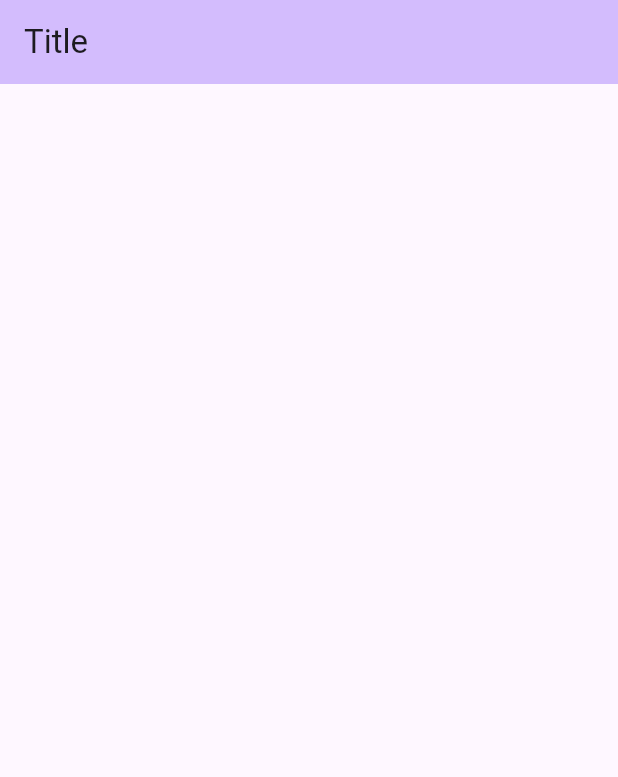
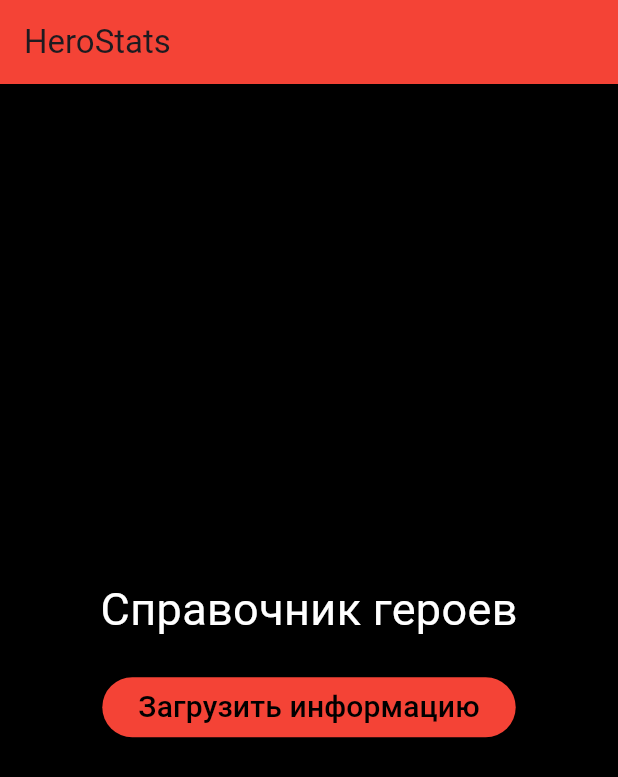
Before and after one commit to z1r3ael/lecture_5, a Flutter app: the screen it shows after launch, on a phone screen of 412 x 824 dp. Shown: the top 777 px of the screen. Run offline on Flutter 3.47's test engine with Material 2 defaults, Android fonts, the phone set to English and light mode, and no system bars; our stand-ins replace dio.

Commit message:
heroStats without cubit

```diff
--- /dev/null
+++ b/lib/data/model/hero_stats_dto.dart
@@ -0,0 +1,47 @@
+class HeroStatsDTO {
+  final int id;
+  final String name;
+  final String localizedName;
+  final String primaryAttr;
+  final String attackType;
+  final List<String> roles;
+  final String img;
+  final String icon;
+  final int baseHealth;
+  final dynamic baseHealthRegen;
+  final int baseMana;
+  final dynamic baseManaRegen;
+  final dynamic baseArmor;
+
+  HeroStatsDTO({
+    required this.id,
+    required this.name,
+    required this.localizedName,
+    required this.primaryAttr,
+    required this.attackType,
+    required this.roles,
+    required this.img,
+    required this.icon,
+    required this.baseHealth,
+    required this.baseHealthRegen,
+    required this.baseMana,
+    required this.baseManaRegen,
+    required this.baseArmor,
+  });
+
+  factory HeroStatsDTO.fromJson(Map<String, dynamic> json) => HeroStatsDTO(
+        id: json['id'] as int,
+        name: json['name'] as String,
+        localizedName: json['localized_name'] as String,
+        primaryAttr: json['primary_attr'] as String,
+        attackType: json['attack_type'] as String,
+        roles: (json['roles'] is List) ? (json['roles'] as List).map((e) => e as String).toList() : [],
+        img: json['img'] as String,
+        icon: json['icon'] as String,
+        baseHealth: json['base_health'] as int,
+        baseHealthRegen: json['base_health_regen'],
+        baseMana: json['base_mana'] as int,
+        baseManaRegen: json['base_mana_regen'],
+        baseArmor: json['base_armor'],
+      );
+}
--- /dev/null
+++ b/lib/data/repository/hero_stats_repository.dart
@@ -0,0 +1,25 @@
+import 'package:dio/dio.dart';
+import 'package:lecture_5/data/model/hero_stats_dto.dart';
+
+class HeroStatsRepository {
+  static const host = 'https://api.opendota.com';
+
+  final dio = Dio();
+
+  Future<List<HeroStatsDTO>?> getHeroStats() async {
+    final response = await dio.get('$host/api/heroStats');
+    final data = response.data as List<dynamic>;
+
+    final first = data.isNotEmpty ? data.first : null;
+
+    if (first == null) {
+      return null;
+    }
+
+    if (first is Map<String, dynamic>) {
+      return (data.cast<Map<String, dynamic>>()).map((e) =>HeroStatsDTO.fromJson(e)).toList();
+    }
+
+    return null;
+  }
+}
--- /dev/null
+++ b/lib/domain/model/hero_stats_model.dart
@@ -0,0 +1,50 @@
+import 'package:lecture_5/data/model/hero_stats_dto.dart';
+import 'package:lecture_5/data/repository/hero_stats_repository.dart';
+
+class HeroStatsModel {
+  final int id;
+  final String name;
+  final String localizedName;
+  final String primaryAttr;
+  final String attackType;
+  final List<String> roles;
+  final String img;
+  final String icon;
+  final int baseHealth;
+  final double baseHealthRegen;
+  final int baseMana;
+  final double baseManaRegen;
+  final double baseArmor;
+
+  HeroStatsModel({
+    required this.id,
+    required this.name,
+    required this.localizedName,
+    required this.primaryAttr,
+    required this.attackType,
+    required this.roles,
+    required this.img,
+    required this.icon,
+    required this.baseHealth,
+    required this.baseHealthRegen,
+    required this.baseMana,
+    required this.baseManaRegen,
+    required this.baseArmor,
+  });
+
+  factory HeroStatsModel.fromDto(HeroStatsDTO dto) => HeroStatsModel(
+        id: dto.id,
+        name: dto.name,
+        localizedName: dto.localizedName,
+        primaryAttr: dto.primaryAttr,
+        attackType: dto.attackType,
+        roles: dto.roles,
+        img: '${HeroStatsRepository.host}${dto.img}',
+        icon: '${HeroStatsRepository.host}${dto.icon}',
+        baseHealth: dto.baseHealth,
+        baseHealthRegen: (dto.baseHealthRegen is int) ? (dto.baseHealthRegen as int).toDouble() : dto.baseHealthRegen,
+        baseMana: dto.baseMana,
+        baseManaRegen: (dto.baseManaRegen is int) ? (dto.baseManaRegen as int).toDouble() : dto.baseManaRegen,
+        baseArmor: (dto.baseArmor is int) ? (dto.baseArmor as int).toDouble() : dto.baseArmor,
+      );
+}
--- /dev/null
+++ b/lib/domain/service/hero_stats_service.dart
@@ -0,0 +1,12 @@
+import 'package:lecture_5/data/repository/hero_stats_repository.dart';
+import 'package:lecture_5/domain/model/hero_stats_model.dart';
+
+class HeroStatsService {
+  final _repository = HeroStatsRepository();
+
+  Future<List<HeroStatsModel>> getHeroStats() async {
+    final list = await _repository.getHeroStats();
+    if (list == null) return [];
+    return list.map((e) => HeroStatsModel.fromDto(e)).toList();
+  }
+}
--- /dev/null
+++ b/lib/features/hero_stats/hero_stats_screen.dart
@@ -0,0 +1,146 @@
+import 'package:flutter/material.dart';
+import 'package:lecture_5/domain/model/hero_stats_model.dart';
+import 'package:lecture_5/domain/service/hero_stats_service.dart';
+
+class HeroStats extends StatefulWidget {
+  const HeroStats({super.key});
+
+  @override
+  State<HeroStats> createState() => _HeroStatsState();
+}
+
+class _HeroStatsState extends State<HeroStats> {
+  final _service = HeroStatsService();
+  List<HeroStatsModel>? _heroes;
+
+  @override
+  Widget build(BuildContext context) {
+    return Scaffold(
+      backgroundColor: Colors.black,
+      appBar: AppBar(
+        backgroundColor: Colors.red,
+        title: const Text('HeroStats'),
+      ),
+      body: _heroes == null
+          ? Center(
+              child: Column(
+                mainAxisAlignment: MainAxisAlignment.center,
+                children: [
+                  const Text(
+                    'Справочник героев',
+                    style: TextStyle(
+                      color: Colors.white,
+                      fontSize: 30,
+                    ),
+                  ),
+                  const SizedBox(height: 20),
+                  ElevatedButton(
+                    onPressed: () {
+                      _service.getHeroStats().then((value) {
+                        setState(() {
+                          _heroes = value;
+                        });
+                      });
+                    },
+                    style: ElevatedButton.styleFrom(backgroundColor: Colors.red),
+                    child: const Text(
+                      'Загрузить информацию',
+                      style: TextStyle(
+                        color: Colors.black,
+                        fontSize: 20,
+                      ),
+                    ),
+                  ),
+                ],
+              ),
+            )
+          : HeroStatsWidget(heroes: _heroes!),
+    );
+  }
+}
+
+class HeroStatsWidget extends StatelessWidget {
+  final List<HeroStatsModel> heroes;
+
+  const HeroStatsWidget({super.key, required this.heroes});
+
+  @override
+  Widget build(BuildContext context) {
+    return Padding(
+      padding: const EdgeInsets.symmetric(horizontal: 10),
+      child: GridView.builder(
+        gridDelegate: const SliverGridDelegateWithMaxCrossAxisExtent(
+          maxCrossAxisExtent: 200,
+          crossAxisSpacing: 10,
+          mainAxisSpacing: 10,
+          childAspectRatio: 0.5,
+        ),
+        itemCount: heroes.length,
+        itemBuilder: (context, index) {
+          return SingleHeroWidget(
+            hero: heroes[index],
+          );
+        },
+      ),
+    );
+  }
+}
+
+class SingleHeroWidget extends StatelessWidget {
+  final HeroStatsModel hero;
+
+  const SingleHeroWidget({super.key, required this.hero});
+
+  @override
+  Widget build(BuildContext context) {
+    return Card(
+      clipBehavior: Clip.hardEdge,
+      color: Colors.red,
+      shape: RoundedRectangleBorder(
+        borderRadius: BorderRadius.circular(6),
+      ),
+      child: DefaultTextStyle(
+        style: const TextStyle(
+          fontSize: 18,
+          color: Colors.black,
+        ),
+        child: Padding(
+          padding: const EdgeInsets.all(4),
+          child: Column(
+            mainAxisAlignment: MainAxisAlignment.center,
+            crossAxisAlignment: CrossAxisAlignment.start,
+            children: [
+              Row(
+                mainAxisAlignment: MainAxisAlignment.center,
+                children: [
+                  Text(hero.localizedName),
+                  Image.network(hero.icon),
+                ],
+              ),
+              const SizedBox(height: 4),
+              Align(
+                alignment: Alignment.center,
+                child: ClipRRect(
+                  borderRadius: BorderRadius.circular(6),
+                  child: Image.network(
+                    hero.img,
+                    height: 80,
+                  ),
+                ),
+              ),
+              const SizedBox(height: 4),
+              Text('Primary attr: ${hero.primaryAttr}', textAlign: TextAlign.start,),
+              Text('Attack type: ${hero.attackType}'),
+              Text('Roles: ${hero.roles.toString()}'),
+              Text('Base health: ${hero.baseHealth}'),
+              Text('Base health regen: ${hero.baseHealthRegen}'),
+              Text('Base mana: ${hero.baseMana}'),
+              Text('Base mana regen: ${hero.baseManaRegen}'),
+              Text('Base armor: ${hero.baseArmor}'),
+            ],
+          ),
+        ),
+      ),
+    );
+  }
+}
--- a/lib/main.dart
+++ b/lib/main.dart
@@ -1,4 +1,5 @@
 import 'package:flutter/material.dart';
+import 'package:lecture_5/features/hero_stats/hero_stats_screen.dart';
 
 void main() {
   runApp(const MyApp());
@@ -15,27 +16,7 @@ class MyApp extends StatelessWidget {
         colorScheme: ColorScheme.fromSeed(seedColor: Colors.deepPurple),
         useMaterial3: true,
       ),
-      home: const MyHomePage(),
+      home: const HeroStats(),
     );
   }
 }
-
-class MyHomePage extends StatefulWidget {
-  const MyHomePage({super.key});
-
-  @override
-  State<MyHomePage> createState() => _MyHomePageState();
-}
-
-class _MyHomePageState extends State<MyHomePage> {
-  @override
-  Widget build(BuildContext context) {
-    return Scaffold(
-      appBar: AppBar(
-        backgroundColor: Theme.of(context).colorScheme.inversePrimary,
-        title: const Text('Title'),
-      ),
-      body: Center(),
-    );
-  }
-}
--- a/pubspec.yaml
+++ b/pubspec.yaml
@@ -30,6 +30,7 @@ environment:
 dependencies:
   flutter:
     sdk: flutter
+  dio: ^5.3.3
 
 
   # The following adds the Cupertino Icons font to your application.
```
Also changed, not shown: pubspec.lock.
